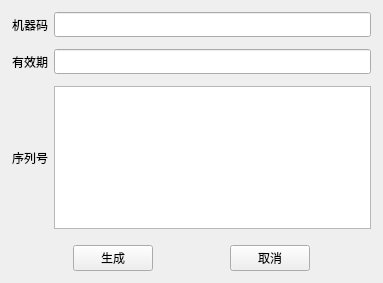
qintangtao/python.script, file softwarelicence/mainwindow.ui: the form before one commit.
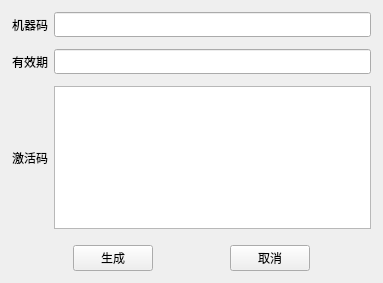
The form after the commit.

The edit to the form file:
```diff
--- a/softwarelicence/mainwindow.ui
+++ b/softwarelicence/mainwindow.ui
@@ -51,7 +51,7 @@
      <item row="2" column="0">
       <widget class="QLabel" name="label_2">
        <property name="text">
-        <string>序列号</string>
+        <string>激活码</string>
        </property>
       </widget>
      </item>
```
Left out of the diff: 13 changed lines with no effect on the pictures.
